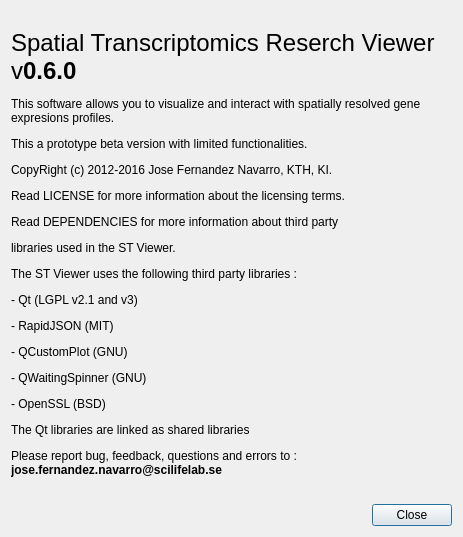
jfnavarro/st_viewer, file assets/ui/aboutdialog.ui: the form before one commit.
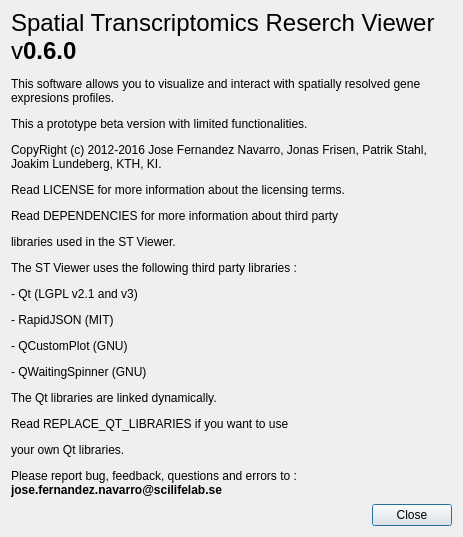
The form after the commit.

Commit message: Updated license, added configuration file, made easier the import of datasets

```diff
--- a/assets/ui/aboutdialog.ui
+++ b/assets/ui/aboutdialog.ui
@@ -43,7 +43,7 @@
         <bool>true</bool>
        </property>
        <property name="text">
-        <string>&lt;html&gt;&lt;head/&gt;&lt;body&gt;&lt;p&gt;&lt;span style=&quot; font-size:18pt;&quot;&gt;Spatial Transcriptomics Reserch Viewer v&lt;/span&gt;&lt;span style=&quot; font-size:18pt; font-weight:600;&quot;&gt;0.6.0&lt;/span&gt;&lt;/p&gt;&lt;p&gt;This software allows you to visualize and interact with spatially resolved gene expresions profiles.&lt;/p&gt;&lt;p&gt;This a prototype beta version with limited functionalities.&lt;/p&gt;&lt;p&gt;CopyRight (c) 2012-2016 Jose Fernandez Navarro, KTH, KI.&lt;/p&gt;&lt;p&gt;Read LICENSE for more information about the licensing terms.&lt;/p&gt;&lt;p&gt;Read DEPENDENCIES for more information about third party&lt;/p&gt;&lt;p&gt;libraries used in the ST Viewer. &lt;/p&gt;&lt;p&gt;The ST Viewer uses the following third party libraries :&lt;/p&gt;&lt;p&gt;- Qt (LGPL v2.1 and v3)&lt;/p&gt;&lt;p&gt;- RapidJSON (MIT)&lt;/p&gt;&lt;p&gt;- QCustomPlot (GNU)&lt;/p&gt;&lt;p&gt;- QWaitingSpinner (GNU)&lt;/p&gt;&lt;p&gt;- OpenSSL (BSD)&lt;/p&gt;&lt;p&gt;The Qt libraries are linked as shared libraries&lt;/p&gt;&lt;p&gt;Please report bug, feedback, questions and errors to : &lt;span style=&quot; font-weight:600;&quot;&gt;jose.fernandez.navarro@scilifelab.se&lt;/span&gt;&lt;/p&gt;&lt;/body&gt;&lt;/html&gt;</string>
+        <string>&lt;html&gt;&lt;head/&gt;&lt;body&gt;&lt;p&gt;&lt;span style=&quot; font-size:18pt;&quot;&gt;Spatial Transcriptomics Reserch Viewer v&lt;/span&gt;&lt;span style=&quot; font-size:18pt; font-weight:600;&quot;&gt;0.6.0&lt;/span&gt;&lt;/p&gt;&lt;p&gt;This software allows you to visualize and interact with spatially resolved gene expresions profiles.&lt;/p&gt;&lt;p&gt;This a prototype beta version with limited functionalities.&lt;/p&gt;&lt;p&gt;CopyRight (c) 2012-2016 Jose Fernandez Navarro, Jonas Frisen, Patrik Stahl, Joakim Lundeberg, KTH, KI.&lt;/p&gt;&lt;p&gt;Read LICENSE for more information about the licensing terms.&lt;/p&gt;&lt;p&gt;Read DEPENDENCIES for more information about third party&lt;/p&gt;&lt;p&gt;libraries used in the ST Viewer. &lt;/p&gt;&lt;p&gt;The ST Viewer uses the following third party libraries :&lt;/p&gt;&lt;p&gt;- Qt (LGPL v2.1 and v3)&lt;/p&gt;&lt;p&gt;- RapidJSON (MIT)&lt;/p&gt;&lt;p&gt;- QCustomPlot (GNU)&lt;/p&gt;&lt;p&gt;- QWaitingSpinner (GNU)&lt;/p&gt;&lt;p&gt;The Qt libraries are linked dynamically.&lt;/p&gt;&lt;p&gt;Read REPLACE_QT_LIBRARIES if you want to use&lt;/p&gt;&lt;p&gt;your own Qt libraries.&lt;/p&gt;&lt;p&gt;Please report bug, feedback, questions and errors to : &lt;span style=&quot; font-weight:600;&quot;&gt;jose.fernandez.navarro@scilifelab.se&lt;/span&gt;&lt;/p&gt;&lt;/body&gt;&lt;/html&gt;</string>
        </property>
        <property name="textFormat">
         <enum>Qt::AutoText</enum>
```
The commit also changes 26 other files.
